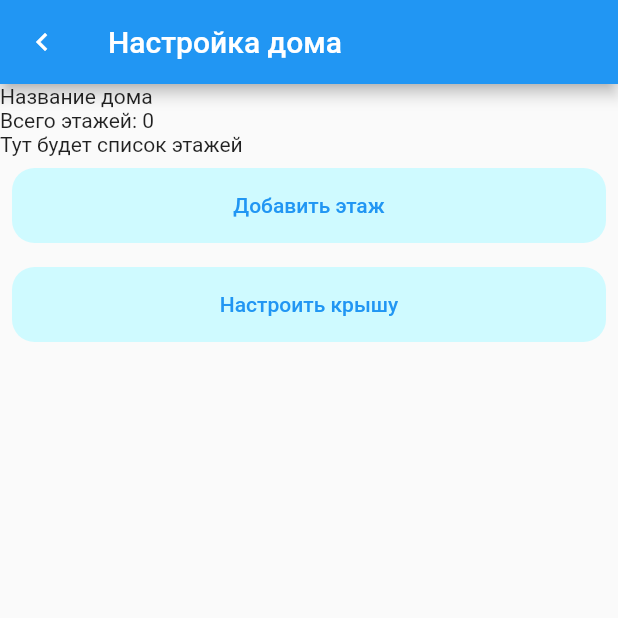
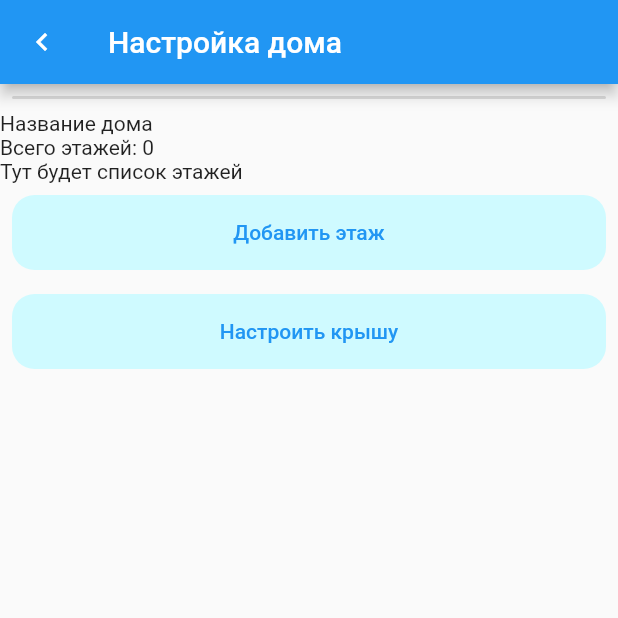
Before and after one commit to CpedaMonsterEnergyLover/BlockHouseCalculator, a Flutter app: the screen it shows after launch, after a tap on "Добавить дом", on a phone screen of 412 x 824 dp, the top half of it. Run offline on Flutter 3.47's test engine with Material 2 defaults, Android fonts, the phone set to English and light mode, and no system bars.

Commit message:
немножко нашаманил в хауспейдже

```diff
--- a/lib/pages/edit_house/house_page.dart
+++ b/lib/pages/edit_house/house_page.dart
@@ -24,6 +24,23 @@ class HousePage extends StatelessWidget {
       ),
       body:  ListView(
         children: [
+          Padding(
+            padding: const EdgeInsets.all(8.0),
+            child: Container(
+              decoration: BoxDecoration(
+                borderRadius: BorderRadius.circular(15),
+                border: Border.all(
+                    color: Colors.black12
+                ),
+              ),
+              child: Column(
+                children: [
+                  ...house.floors.map((e) => GeneralButton(text: "Этаж # ", callback: () => {}))
+                ],
+
+              ),
+            ),
+          ),
           const Text("Название дома"),
           const Text("Всего этажей: 0"),
           const Text("Тут будет список этажей"),
--- a/lib/pages/objects/floor.dart
+++ b/lib/pages/objects/floor.dart
@@ -4,6 +4,7 @@ class Floor {
   int index;
   List<Wall> walls =[]   ; // выглядит как смайлик, смешно? я смеялся.
   int doorsCount = 0;
+  int windowsCount = 0;
 
   String getName(){
     return "Этаж " + (index + 1).toString();
```
